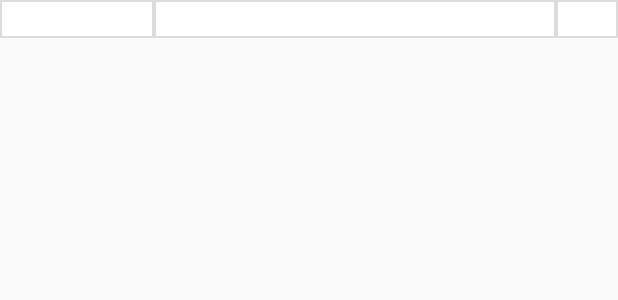
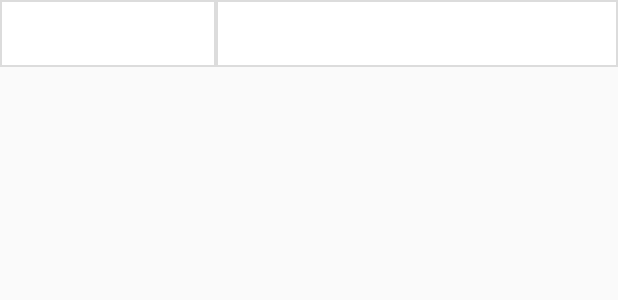
Before and after one commit to altanyuksel/EdirneYag, an Android app: the layout recycler_view_list_palet.xml on its own in the app's theme, with its tools: preview values and no code run, on a phone screen of 412 x 824 dp. Shown: the top 300 px of the screen. Run offline under Robolectric (Android 15) with nearby library versions, the phone set to English and light mode, and no system bars.

Commit message:
müşteri palet girme ekranından müşteri hesap kodu sahası kaldırıldı.

```diff
--- a/app/src/main/res/layout/recycler_view_list_palet.xml
+++ b/app/src/main/res/layout/recycler_view_list_palet.xml
@@ -3,14 +3,24 @@
     android:layout_width="match_parent"
     android:layout_height="wrap_content"
     android:orientation="horizontal">
-        <TextView
-            android:id="@+id/txtCustomerCode"
+<!--        <TextView-->
+<!--            android:id="@+id/txtCustomerCode"-->
+<!--            android:layout_width="0dp"-->
+<!--            android:layout_height="match_parent"-->
+<!--            android:background="@drawable/textview_border"-->
+<!--            android:padding="1dp"-->
+<!--            android:layout_weight="25"-->
+<!--            android:textSize="15dp" />-->
+        <EditText
+            android:id="@+id/editPalletQuantity"
             android:layout_width="0dp"
             android:layout_height="match_parent"
             android:background="@drawable/textview_border"
-            android:padding="1dp"
-            android:layout_weight="25"
-            android:textSize="15dp" />
+            android:layout_weight="35"
+            android:ems="10"
+            android:padding="10dp"
+            android:text="">
+        </EditText>
 
         <TextView
             android:id="@+id/txtCustomerTitle"
@@ -18,16 +28,8 @@
             android:layout_height="match_parent"
             android:background="@drawable/textview_border"
             android:layout_weight="65"
-            android:padding="1dp"
+            android:layout_gravity="center"
+            android:padding="10dp"
             android:textSize="15dp" />
 
-        <EditText
-            android:id="@+id/editPalletQuantity"
-            android:layout_width="0dp"
-            android:layout_height="match_parent"
-            android:background="@drawable/textview_border"
-            android:layout_weight="10"
-            android:ems="10"
-            android:text="">
-        </EditText>
 </LinearLayout>
```
Also changed, not shown: app/src/main/java/adapters/AdapterRVPalet.java (+4 -3 lines), app/src/main/java/com/link/edirneyag/MyPopUpPalet.java (+4 -5 lines), app/src/main/res/layout/activity_delivery_palet.xml (+3 -13 lines).
